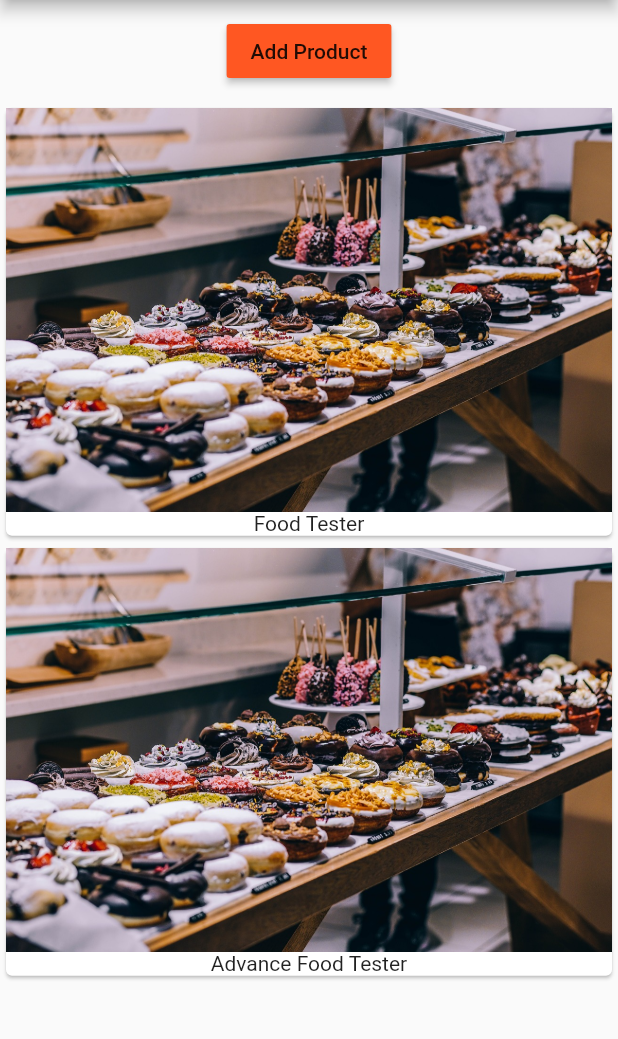
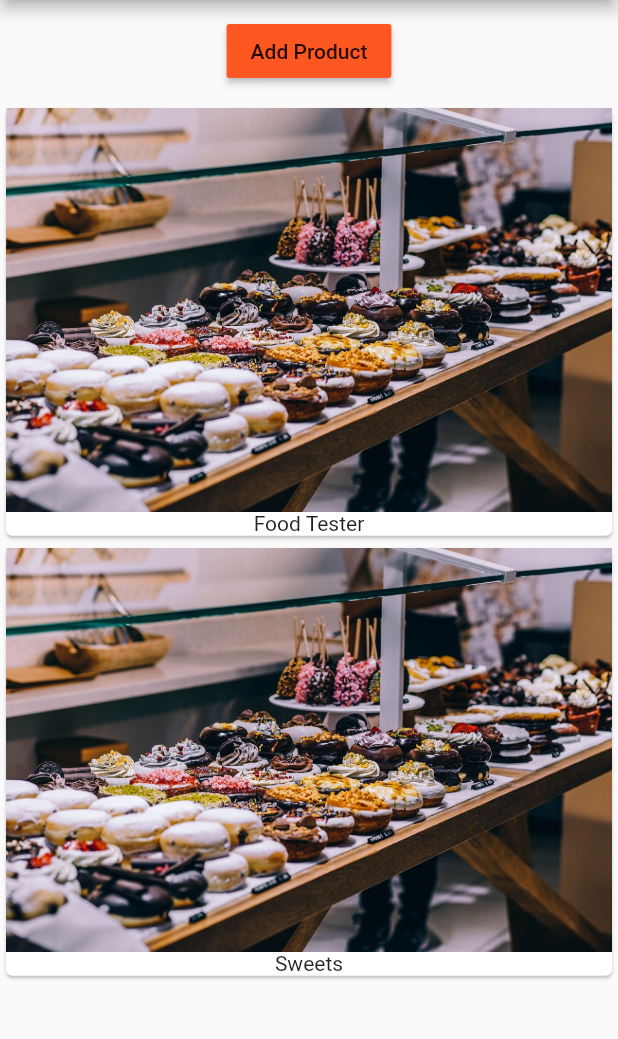
Before and after one commit to aosepulveda/flutter_course, a Flutter app: the screen it shows after launch, after a tap on "Add Product", on a phone screen of 412 x 824 dp, the part 84-1123 px from its top. Run offline on Flutter 3.47's test engine with Material 2 defaults, Android fonts, the phone set to English and light mode, and no system bars.

```diff
--- /dev/null
+++ b/lib/product_control.dart
@@ -0,0 +1,18 @@
+import 'package:flutter/material.dart';
+
+class ProductControl extends StatelessWidget {
+  final Function addProduct;
+
+  ProductControl(this.addProduct);
+
+  @override
+  Widget build(BuildContext context) {
+    return RaisedButton(
+      color: Theme.of(context).primaryColor,
+      onPressed: () {
+        addProduct('Sweets');
+      },
+      child: Text('Add Product'),
+    );
+  }
+}
--- a/lib/product_manager.dart
+++ b/lib/product_manager.dart
@@ -1,6 +1,7 @@
 import 'package:flutter/material.dart';
 
 import './products.dart';
+import './product_control.dart';
 
 class ProductManager extends StatefulWidget {
   final String startingProduct;
@@ -32,6 +33,12 @@ class _ProductManagerState extends State<ProductManager> {
     super.didUpdateWidget(oldWidget);
   }
 
+  void _addProduct(String product) {
+    setState(() {
+      _products.add(product);
+    });
+  }
+
   @override
   Widget build(BuildContext context) {
     print('[Products Manager] build()');
@@ -39,15 +46,7 @@ class _ProductManagerState extends State<ProductManager> {
       children: [
         Container(
           margin: EdgeInsets.all(10.0),
-          child: RaisedButton(
-            color: Theme.of(context).primaryColor,
-            onPressed: () {
-              setState(() {
-                _products.add('Advance Food Tester');
-              });
-            },
-            child: Text('Add Product'),
-          ),
+          child: ProductControl(_addProduct),
         ),
         Products(_products)
       ],
```
